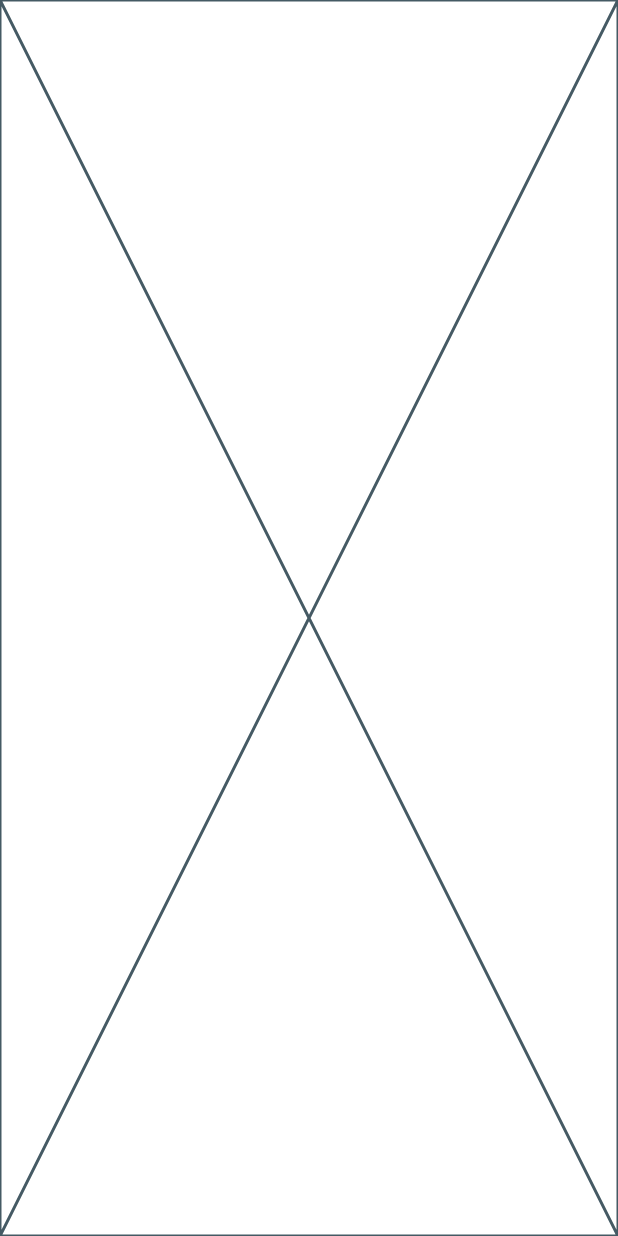
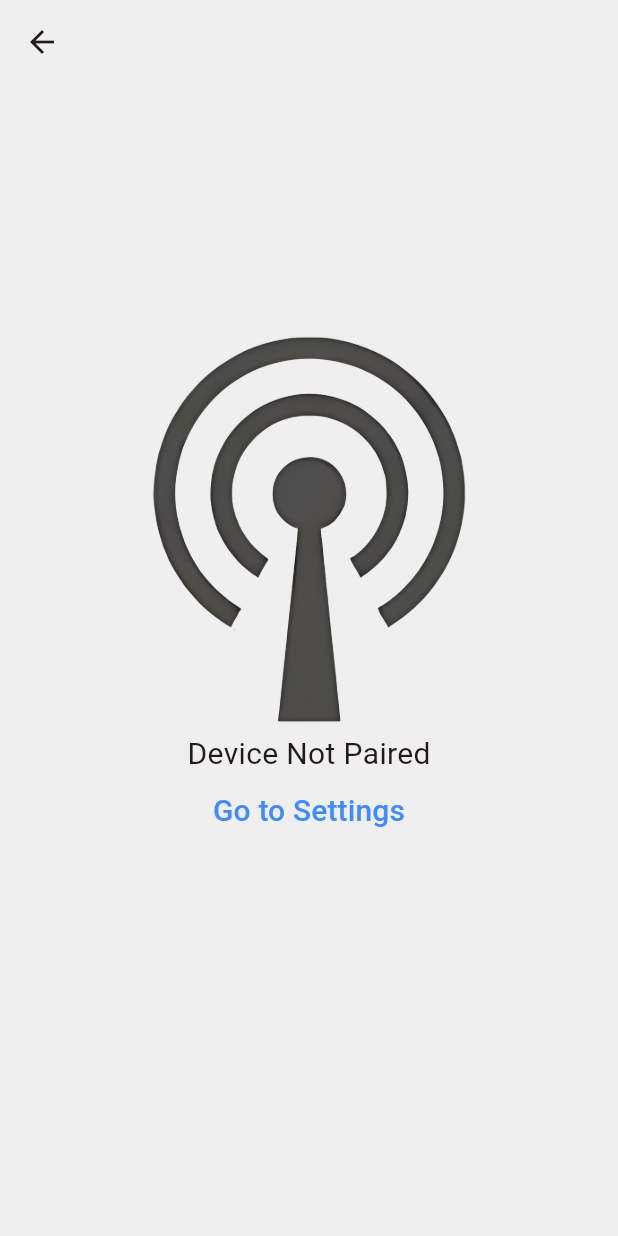
Before and after one commit to Jeff-Wang404/FitnessProject, a Flutter app: the screen it shows after launch, after a tap on "Pair Device", on a phone screen of 412 x 824 dp. Run offline on Flutter 3.47's test engine with Material 3 defaults, Android fonts, the phone set to English and light mode, and no system bars; our stand-ins replace flutter_blue_plus, google_fonts; missing offline and left inert: app_settings.

Commit message:
Jan 3 Changes
Co-authored-by: Andrew Park <Adamoris@users.noreply.github.com>

```diff
--- a/fitness_project/lib/screens/connectscreen.dart
+++ b/fitness_project/lib/screens/connectscreen.dart
@@ -1,4 +1,6 @@
 import 'package:flutter/material.dart';
+import 'package:app_settings/app_settings.dart';
+import 'package:flutter_blue_plus/flutter_blue_plus.dart';
 
 class ConnectScreen extends StatefulWidget {
   const ConnectScreen({super.key});
@@ -14,17 +16,52 @@ class _ConnectScreenState extends State<ConnectScreen>
   @override
   void initState() {
     super.initState();
-    _controller = AnimationController(vsync: this);
+    _fetchConnectedDevices();
   }
 
-  @override
-  void dispose() {
-    _controller.dispose();
-    super.dispose();
+  Future<void> _fetchConnectedDevices() async {
+    try {
+      final devices = await FlutterBluePlus.connectedDevices;
+      setState(() {
+        print(devices);
+        if (devices.isNotEmpty) {
+          Navigator.pushNamed(context, '/home');
+        }
+      });
+    } catch (e) {
+      print(e);
+    }
   }
 
   @override
   Widget build(BuildContext context) {
-    return const Placeholder();
+    return Scaffold(
+        appBar: AppBar(
+          backgroundColor: const Color.fromARGB(255, 239, 239, 239),
+        ),
+        body: Padding(
+          padding: const EdgeInsets.fromLTRB(100, 0, 100, 100),
+          child: Center(
+            child: Column(
+              mainAxisAlignment: MainAxisAlignment.center,
+              children: [
+                Image.asset('assets/Connect.jpg'),
+                Text("Device Not Paired", style: TextStyle(fontSize: 20)),
+                TextButton(
+                    style: TextButton.styleFrom(
+                      foregroundColor: const Color.fromARGB(255, 0, 0, 0),
+                    ),
+                    onPressed: () {
+                      AppSettings.openAppSettings(
+                          type: AppSettingsType.bluetooth);
+                    },
+                    child: Text("Go to Settings",
+                        style:
+                            TextStyle(fontSize: 20, color: Colors.blueAccent))),
+              ],
+            ),
+          ),
+        ),
+        backgroundColor: const Color.fromARGB(255, 239, 239, 239));
   }
 }
--- a/fitness_project/pubspec.yaml
+++ b/fitness_project/pubspec.yaml
@@ -38,6 +38,8 @@ dependencies:
   flutter_blue_plus: ^1.34.5
   flutter_launcher_icons: ^0.14.2
   shared_preferences: ^2.3.5
+  url_launcher: ^6.3.1
+  app_settings: ^5.1.1
 
 dev_dependencies:
   flutter_test:
```
Also changed, not shown: fitness_project/assets/Connect.jpg (added), fitness_project/pubspec.lock, 9 other files.
